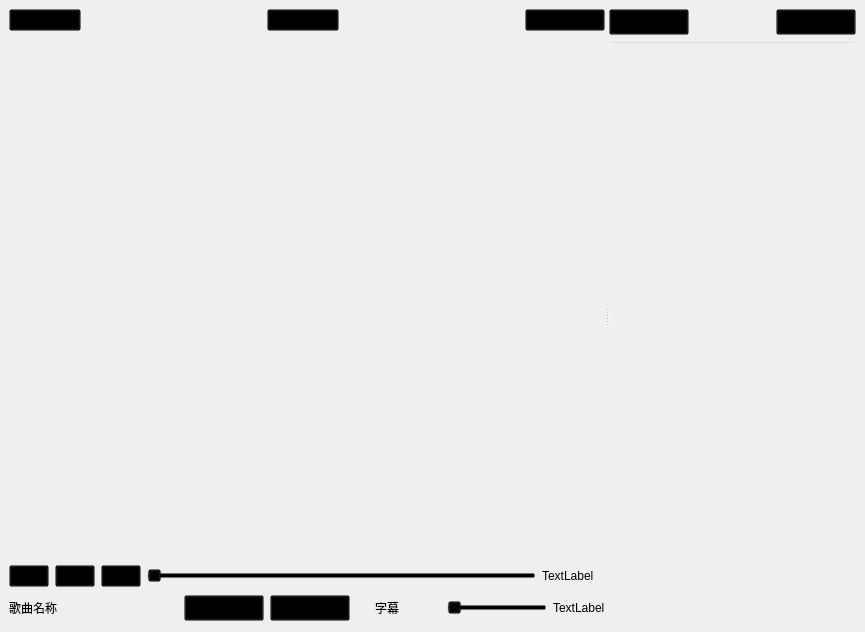
The window that mainwindow.ui (Westle2/UOS-Qt4.8.1-Cpp-MediaPlayer) describes before a commit, drawn with Qt 5.
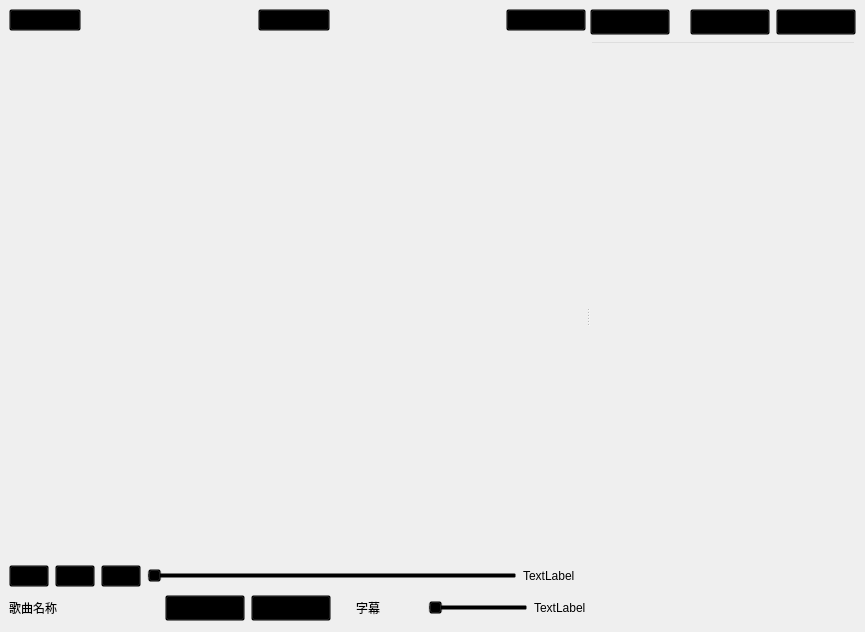
The same window after the commit. Icons and pictures are not drawn.

Commit message: 新增一键清空功能，修复导入文件后无法播放的问题

```diff
--- a/mainwindow.ui
+++ b/mainwindow.ui
@@ -497,6 +497,13 @@
             </property>
            </spacer>
           </item>
+          <item>
+           <widget class="QPushButton" name="pushButton">
+            <property name="text">
+             <string>清空列表</string>
+            </property>
+           </widget>
+          </item>
           <item>
            <widget class="QPushButton" name="btn_open_folder">
             <property name="styleSheet">
```
The commit also changes 2 other files.
